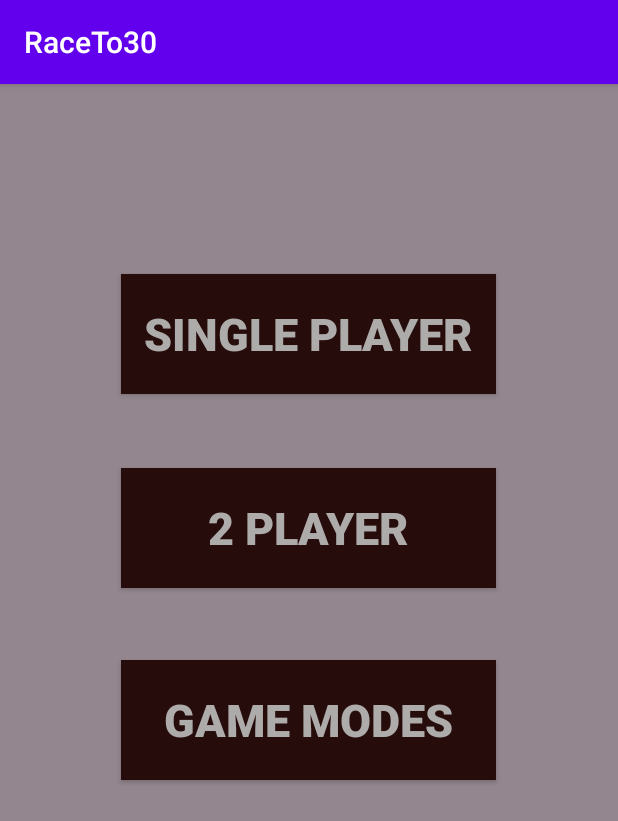
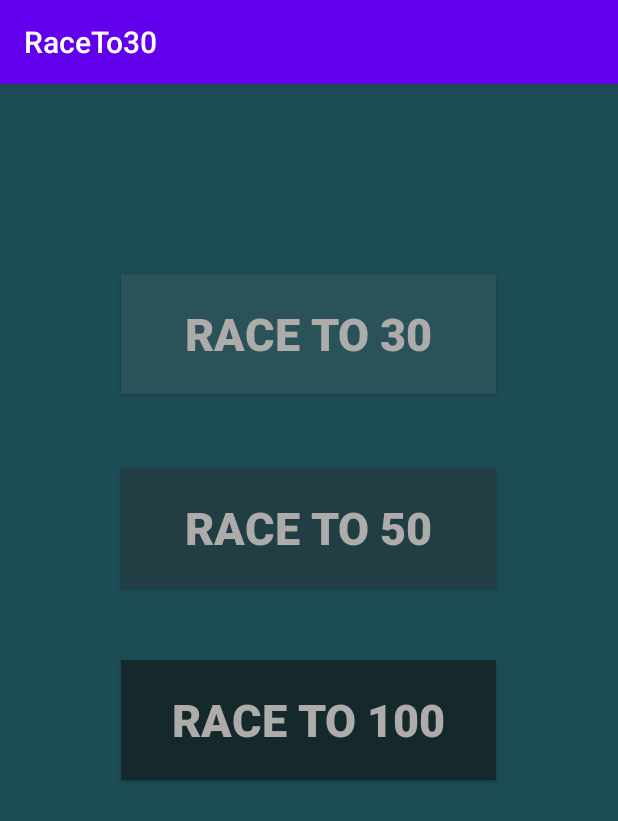
Before and after one commit to umair-j/pigGame-Android-, an Android app: the screen it shows after launch (MainPage), on a phone screen of 412 x 824 dp. Shown: the top 821 px of the screen. Run offline under Robolectric (Android 15) with nearby library versions, the phone set to English and light mode, and no system bars.

Commit message:
modes activity discarded

```diff
--- a/app/src/main/AndroidManifest.xml
+++ b/app/src/main/AndroidManifest.xml
@@ -9,7 +9,6 @@
         android:roundIcon="@mipmap/ic_launcher_round"
         android:supportsRtl="true"
         android:theme="@style/AppTheme">
-        <activity android:name=".GameModes" android:parentActivityName=".MainPage"></activity>
         <activity android:name=".MainPage">
             <intent-filter>
                 <action android:name="android.intent.action.MAIN" />
--- a/app/src/main/java/com/example/RaceTo30/MainPage.java
+++ b/app/src/main/java/com/example/RaceTo30/MainPage.java
@@ -8,38 +8,36 @@ import android.view.View;
 
 public class MainPage extends AppCompatActivity {
 
-    String opt;
 
     @Override
     protected void onCreate(Bundle savedInstanceState) {
         super.onCreate(savedInstanceState);
         setContentView(R.layout.activity_main_page);
-        launch();
-    }
-
-    public void launch(){
-        Bundle b = getIntent().getExtras();
-        if(b==null){
-            opt = "30";
-        }
-        else {
-            Intent i = getIntent();
-            String lim1 = i.getStringExtra("choice");
-            opt = lim1;
-        }
 
     }
 
-    public void goToGame(View view){
-        Intent i = new Intent(this,MainActivity.class);
-        i.putExtra("limit", opt);
+    public void goTo30(View view) {
+
+        Intent i = new Intent(this, MainActivity.class);
+        i.putExtra("limit", "30");
+
         startActivity(i);
 
     }
-    public void goToModes(View view){
-        Intent i = new Intent(this,GameModes.class);
+    public void goTo50(View view) {
+
+        Intent i = new Intent(this, MainActivity.class);
+        i.putExtra("limit", "50");
 
         startActivity(i);
+
     }
+    public void goTo100(View view) {
 
+        Intent i = new Intent(this, MainActivity.class);
+        i.putExtra("limit", "100");
+
+        startActivity(i);
+
+    }
 }
--- a/app/src/main/res/layout/activity_main_page.xml
+++ b/app/src/main/res/layout/activity_main_page.xml
@@ -4,19 +4,20 @@
     xmlns:tools="http://schemas.android.com/tools"
     android:layout_width="match_parent"
     android:layout_height="match_parent"
-    android:background="#93868F"
+    android:background="#1C4C55"
     tools:context="com.example.RaceTo30.MainPage">
 
     <Button
-        android:id="@+id/button"
+        android:id="@+id/race30"
         android:layout_width="250dp"
         android:layout_height="80dp"
-        android:background="#270C0C"
-        android:text="SINGLE PLAYER"
+        android:background="#2A5259"
+        android:onClick="goTo30"
+        android:text="RACE TO 30"
         android:textColor="#AEABAB"
         android:textSize="30sp"
         android:textStyle="bold"
-        app:layout_constraintBottom_toTopOf="@+id/button4"
+        app:layout_constraintBottom_toTopOf="@+id/race100"
         app:layout_constraintEnd_toEndOf="parent"
         app:layout_constraintHorizontal_bias="0.496"
         app:layout_constraintStart_toStartOf="parent"
@@ -24,29 +25,29 @@
         app:layout_constraintVertical_bias="0.417" />
 
     <Button
-        android:id="@+id/button2"
+        android:id="@+id/race50"
         android:layout_width="250dp"
         android:layout_height="80dp"
-        android:background="#270C0C"
-        android:onClick="goToGame"
-        android:text="2 PLAYER"
+        android:background="#203E43"
+        android:onClick="goTo50"
+        android:text="RACE TO 50"
         android:textColor="#AEABAB"
         android:textSize="30sp"
         android:textStyle="bold"
-        app:layout_constraintBottom_toTopOf="@+id/button4"
+        app:layout_constraintBottom_toTopOf="@+id/race100"
         app:layout_constraintEnd_toEndOf="parent"
         app:layout_constraintHorizontal_bias="0.496"
         app:layout_constraintStart_toStartOf="parent"
-        app:layout_constraintTop_toBottomOf="@+id/button"
+        app:layout_constraintTop_toBottomOf="@+id/race30"
         app:layout_constraintVertical_bias="0.505" />
 
     <Button
-        android:id="@+id/button4"
+        android:id="@+id/race100"
         android:layout_width="250dp"
         android:layout_height="80dp"
-        android:background="#270C0C"
-        android:onClick="goToModes"
-        android:text="GAME MODES"
+        android:background="#15292C"
+        android:onClick="goTo100"
+        android:text="RACE TO 100"
         android:textColor="#AEABAB"
         android:textSize="30sp"
         android:textStyle="bold"
```
Also changed, not shown: app/src/main/java/com/example/RaceTo30/GameModes.java (deleted, +0 -30 lines), app/src/main/java/com/example/RaceTo30/MainActivity.java (+4 -4 lines), app/src/main/res/layout/activity_game_modes.xml (deleted, +0 -73 lines), app/src/main/res/layout/activity_main.xml (+6 -5 lines), 2 other files.
